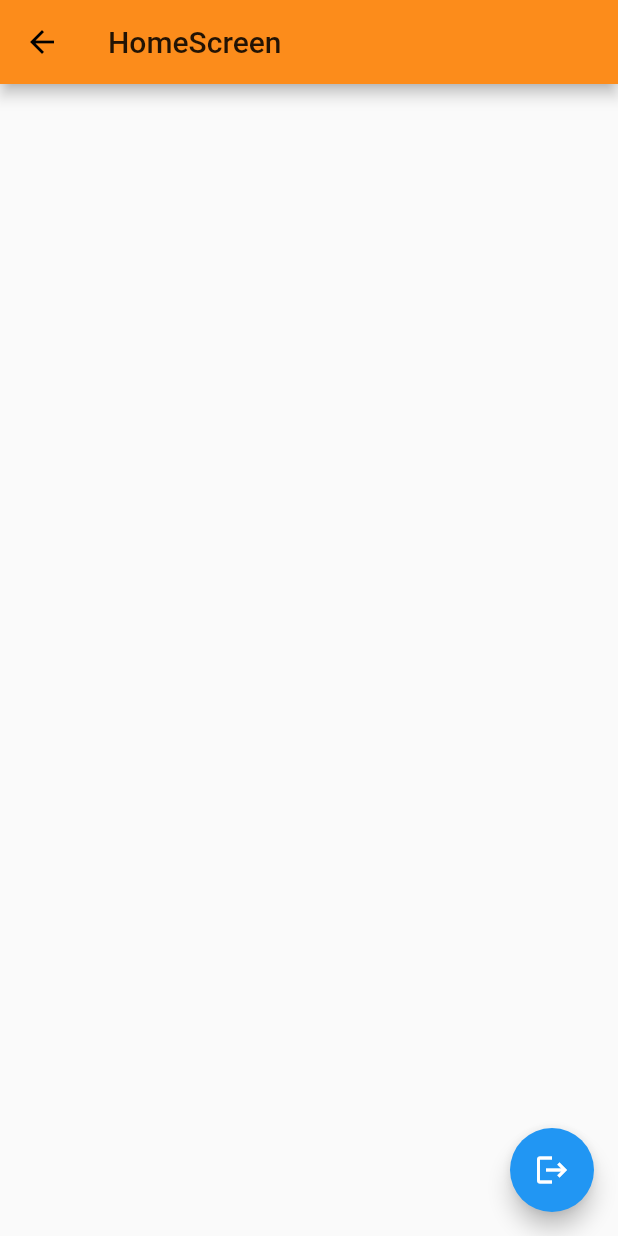
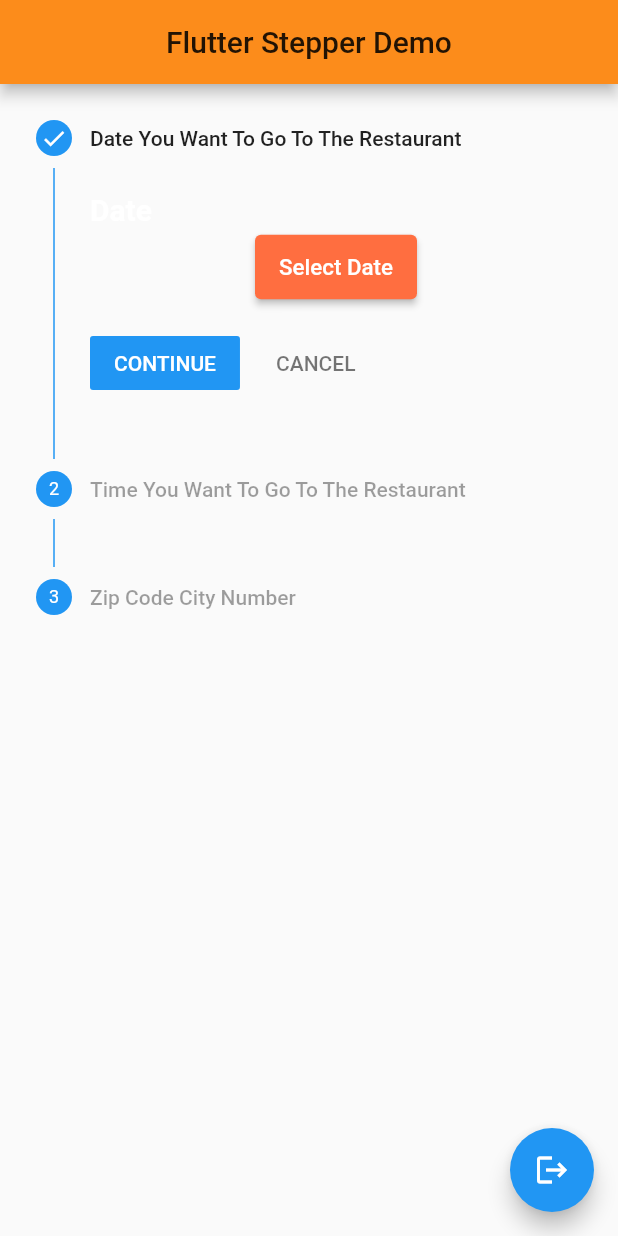
Before and after one commit to aminnikfard/restaurant_challenge, a Flutter app: the HomeScreen screen opened by its route, on a phone screen of 412 x 824 dp. Run offline on Flutter 3.47's test engine with Material 2 defaults, Android fonts, the phone set to English and light mode, and no system bars; our stand-ins replace cloud_firestore, firebase_auth, firebase_core, firebase_database, modal_progress_hud; accounts and stored records are empty.

Commit message:
stepper for create challenge

```diff
--- /dev/null
+++ b/lib/screens/date_picker/button_widget.dart
@@ -0,0 +1,80 @@
+import 'package:flutter/material.dart';
+
+class ButtonHeaderWidget extends StatelessWidget {
+  final String title;
+  final String text;
+  final VoidCallback onClicked;
+
+  const ButtonHeaderWidget({
+    Key key,
+    @required this.title,
+    @required this.text,
+    @required this.onClicked,
+  }) : super(key: key);
+
+  @override
+  Widget build(BuildContext context) => HeaderWidget(
+    title: title,
+    child: ButtonWidget(
+      text: text,
+      onClicked: onClicked,
+    ),
+  );
+}
+
+class ButtonWidget extends StatelessWidget {
+  final String text;
+  final VoidCallback onClicked;
+
+  const ButtonWidget({
+    Key key,
+    @required this.text,
+    @required this.onClicked,
+  }) : super(key: key);
+
+  @override
+  Widget build(BuildContext context) => Padding(
+    padding: EdgeInsets.symmetric(horizontal: 110),
+    child: ElevatedButton(
+      style: ElevatedButton.styleFrom(
+        minimumSize: Size.fromHeight(43),
+        primary: Colors.deepOrangeAccent,
+      ),
+      child: FittedBox(
+        child: Text(
+          text,
+          style: TextStyle(fontSize: 18, color: Colors.white),
+        ),
+      ),
+      onPressed: onClicked,
+    ),
+  );
+}
+
+class HeaderWidget extends StatelessWidget {
+  final String title;
+  final Widget child;
+
+  const HeaderWidget({
+    Key key,
+    @required this.title,
+    @required this.child,
+  }) : super(key: key);
+
+  @override
+  Widget build(BuildContext context) => Column(
+    crossAxisAlignment: CrossAxisAlignment.start,
+    children: [
+      Text(
+        title,
+        style: TextStyle(
+          color: Colors.white,
+          fontSize: 20,
+          fontWeight: FontWeight.bold,
+        ),
+      ),
+      const SizedBox(height: 3),
+      child,
+    ],
+  );
+}
--- /dev/null
+++ b/lib/screens/date_picker/date_picker_widget.dart
@@ -0,0 +1,42 @@
+import 'package:flutter/material.dart';
+import 'package:intl/intl.dart';
+import 'button_widget.dart';
+
+class DatePickerWidget extends StatefulWidget {
+  @override
+  _DatePickerWidgetState createState() => _DatePickerWidgetState();
+}
+
+class _DatePickerWidgetState extends State<DatePickerWidget> {
+  DateTime date;
+
+  String getText() {
+    if (date == null) {
+      return 'Select Date';
+    } else {
+      return DateFormat('yyyy/MM/dd').format(date);
+      // return '${date.month}/${date.day}/${date.year}';
+    }
+  }
+
+  @override
+  Widget build(BuildContext context) => ButtonHeaderWidget(
+    title: 'Date',
+    text: getText(),
+    onClicked: () => pickDate(context),
+  );
+
+  Future pickDate(BuildContext context) async {
+    final initialDate = DateTime.now();
+    final newDate = await showDatePicker(
+      context: context,
+      initialDate: date ?? initialDate,
+      firstDate: DateTime(DateTime.now().year - 5),
+      lastDate: DateTime(DateTime.now().year + 5),
+    );
+
+    if (newDate == null) return;
+
+    setState(() => date = newDate);
+  }
+}
--- /dev/null
+++ b/lib/screens/date_picker/time_picker_widget.dart
@@ -0,0 +1,41 @@
+import 'package:flutter/material.dart';
+
+import 'button_widget.dart';
+
+class TimePickerWidget extends StatefulWidget {
+  @override
+  _TimePickerWidgetState createState() => _TimePickerWidgetState();
+}
+
+class _TimePickerWidgetState extends State<TimePickerWidget> {
+  TimeOfDay time;
+
+  String getText() {
+    if (time == null) {
+      return 'Select Time';
+    } else {
+      final hours = time.hour.toString().padLeft(2, '0');
+      final minutes = time.minute.toString().padLeft(2, '0');
+      return '$hours:$minutes';
+    }
+  }
+
+  @override
+  Widget build(BuildContext context) => ButtonHeaderWidget(
+    title: 'Time',
+    text: getText(),
+    onClicked: () => pickTime(context),
+  );
+
+  Future pickTime(BuildContext context) async {
+    final initialTime = TimeOfDay(hour: 9, minute: 0);
+    final newTime = await showTimePicker(
+      context: context,
+      initialTime: time ?? initialTime,
+    );
+
+    if (newTime == null) return;
+
+    setState(() => time = newTime);
+  }
+}
--- a/lib/screens/home_screen.dart
+++ b/lib/screens/home_screen.dart
@@ -1,6 +1,9 @@
 import 'package:firebase_auth/firebase_auth.dart';
 import 'package:flutter/material.dart';
 import 'package:restaurant_challenge_app/screens/register_phone_screen.dart';
+
+import 'date_picker/date_picker_widget.dart';
+import 'date_picker/time_picker_widget.dart';
 
 class HomeScreen extends StatefulWidget {
   static String id = 'home_screen';
@@ -11,14 +14,77 @@ class HomeScreen extends StatefulWidget {
 
 class _HomeScreenState extends State<HomeScreen> {
   final _auth = FirebaseAuth.instance;
+  int _currentStep = 0;
+
+  StepperType stepperType = StepperType.vertical;
 
   @override
   Widget build(BuildContext context) {
     return Scaffold(
       appBar: AppBar(
-        title: Text('HomeScreen'),
+        automaticallyImplyLeading: false,
+        title: Text('Flutter Stepper Demo'),
+        centerTitle: true,
+      ),
+      body: Container(
+        child: Column(
+          children: [
+            Expanded(
+              child: Stepper(
+                type: stepperType,
+                physics: ScrollPhysics(),
+                currentStep: _currentStep,
+                onStepTapped: (step) => tapped(step),
+                onStepContinue: continued,
+                onStepCancel: cancel,
+                steps: <Step>[
+                  Step(
+                    title: new Text('Date You Want To Go To The Restaurant'),
+                    content: Column(
+                      children: <Widget>[
+                        DatePickerWidget(),
+                      ],
+                    ),
+                    isActive: _currentStep >= 0,
+                    state: _currentStep >= 0
+                        ? StepState.complete
+                        : StepState.disabled,
+                  ),
+                  Step(
+                    title: new Text('Time You Want To Go To The Restaurant'),
+                    content: Column(
+                      children: <Widget>[
+                        TimePickerWidget(),
+                      ],
+                    ),
+                    isActive: _currentStep >= 0,
+                    state: _currentStep >= 1
+                        ? StepState.complete
+                        : StepState.disabled,
+                  ),
+                  Step(
+                    title: new Text('Zip Code City Number'),
+                    content: Column(
+                      children: <Widget>[
+                        TextFormField(
+                          decoration:
+                              InputDecoration(labelText: 'Zip Code City Number'),
+                        ),
+                      ],
+                    ),
+                    isActive: _currentStep >= 0,
+                    state: _currentStep >= 2
+                        ? StepState.complete
+                        : StepState.disabled,
+                  ),
+                ],
+              ),
+            ),
+          ],
+        ),
       ),
       floatingActionButton: FloatingActionButton(
+        child: Icon(Icons.logout),
         onPressed: () async {
           await _auth.signOut();
           Navigator.pushReplacement(
@@ -28,8 +94,22 @@ class _HomeScreenState extends State<HomeScreen> {
             ),
           );
         },
-        child: Icon(Icons.logout),
       ),
     );
   }
+
+  tapped(int step) {
+    setState(() => _currentStep = step);
+  }
+
+  continued() {
+    _currentStep < 2 ? setState(() => _currentStep += 1) : setState(() => null);
+    if(_currentStep >= 2) {
+      print('Hello');
+    }
+  }
+
+  cancel() {
+    _currentStep > 0 ? setState(() => _currentStep -= 1) : setState(() => null);
+  }
 }
```
